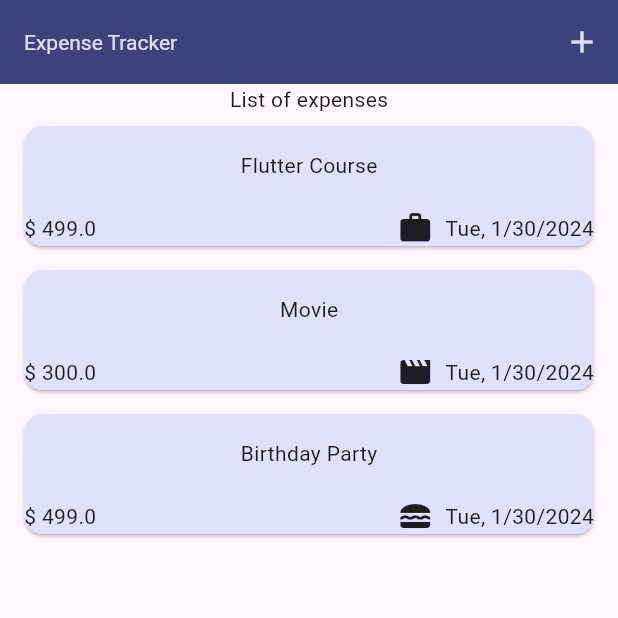
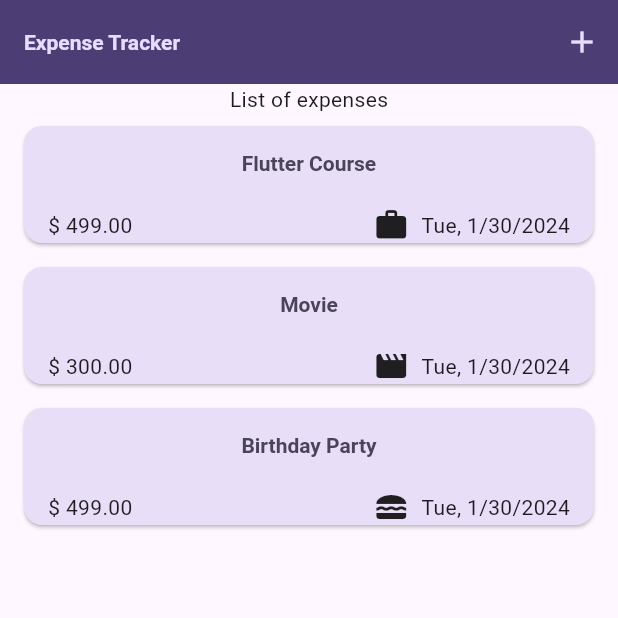
Before and after one commit to pnkulkarni05/expenses_tracker, a Flutter app: the screen it shows after launch, on a phone screen of 412 x 824 dp, the top half of it. Run offline on Flutter 3.47's test engine with Material 3 defaults, Android fonts, the phone set to English and light mode, and no system bars.

Commit message:
Used custom theme inside diffrent widgets.

```diff
--- a/commits_description.txt
+++ b/commits_description.txt
@@ -261,3 +261,8 @@ Commit 22:
 Addded custome themes for cards, text and elevatedButton.
 
 -----------------------------------------------------------------------------------------------------------------------------------------
+
+Commit 23:
+Done with some theme related work. Used the custom themes inside different widgets.
+
+-------------------------------------------------------------------------------------------------------------------------------------------------------------------------
--- a/lib/main.dart
+++ b/lib/main.dart
@@ -2,7 +2,7 @@ import 'package:expense_tracker/widgets/expenses.dart';
 import 'package:flutter/material.dart';
 
 ColorScheme kColorScheme =
-    ColorScheme.fromSeed(seedColor: const Color.fromARGB(255, 86, 96, 229));
+    ColorScheme.fromSeed(seedColor: const Color.fromARGB(255, 96, 59, 181));
 void main() {
   runApp(
     MaterialApp(
@@ -24,8 +24,8 @@ void main() {
         ),
         textTheme: ThemeData().textTheme.copyWith(
               titleLarge: TextStyle(
-                color: kColorScheme.onSecondary,
-                fontWeight: FontWeight.normal,
+                color: kColorScheme.onSecondaryContainer,
+                fontWeight: FontWeight.bold,
                 fontSize: 14,
               ),
             ),
--- a/lib/widgets/expenses_list/expense_item.dart
+++ b/lib/widgets/expenses_list/expense_item.dart
@@ -14,22 +14,29 @@ class ExpenseItem extends StatelessWidget {
         children: [
           Padding(
             padding: const EdgeInsets.symmetric(vertical: 16, horizontal: 20),
-            child: Text(expense.title),
+            child: Text(
+              expense.title,
+              style: Theme.of(context).textTheme.titleLarge,
+            ),
           ),
           const SizedBox(
             height: 4,
           ),
-          Row(
+          Padding(
+            padding: const EdgeInsets.only(left: 16.0),
+            child: Row(
               children: [
                 Text(
-                ('\$ $amt'),
+                  ('\$ ${amt.toStringAsFixed(2)}'),
                 ),
                 const Spacer(),
 
                 /* This Spacer widget takes all the available space between the two widgets.
                 In this case it takes space between the Text widget above the spacer and the Row widget below the spacer.*/
 
-              Row(
+                Padding(
+                  padding: const EdgeInsets.only(right: 16.0),
+                  child: Row(
                     children: [
                       Icon(categoryIcons[expense.category]),
                       const SizedBox(
@@ -39,8 +46,10 @@ class ExpenseItem extends StatelessWidget {
                         expense.formattedDate,
                       ),
                     ],
+                  ),
                 )
               ],
+            ),
           )
         ],
       ),
--- a/lib/widgets/expenses_list/expenses_list.dart
+++ b/lib/widgets/expenses_list/expenses_list.dart
@@ -14,6 +14,11 @@ class ExpensesList extends StatelessWidget {
     return ListView.builder(
       itemCount: myList.length,
       itemBuilder: (context, index) => Dismissible(
+        background: Container(
+          color: Theme.of(context).colorScheme.error.withOpacity(0.75),
+          margin: EdgeInsets.symmetric(
+              horizontal: Theme.of(context).cardTheme.margin!.horizontal),
+        ),
         key: ValueKey(myList[index]),
         child: ExpenseItem(
           myList[index],
```
Lines whose indentation alone changed are shown as unchanged.
